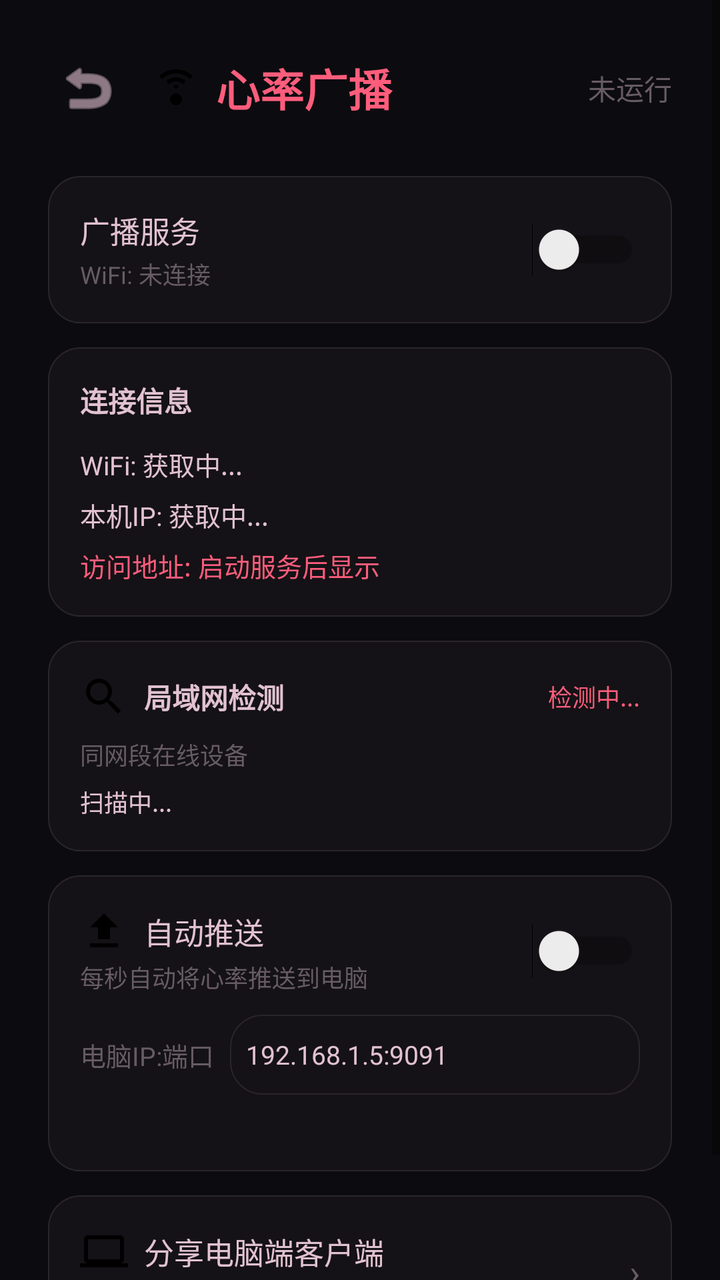
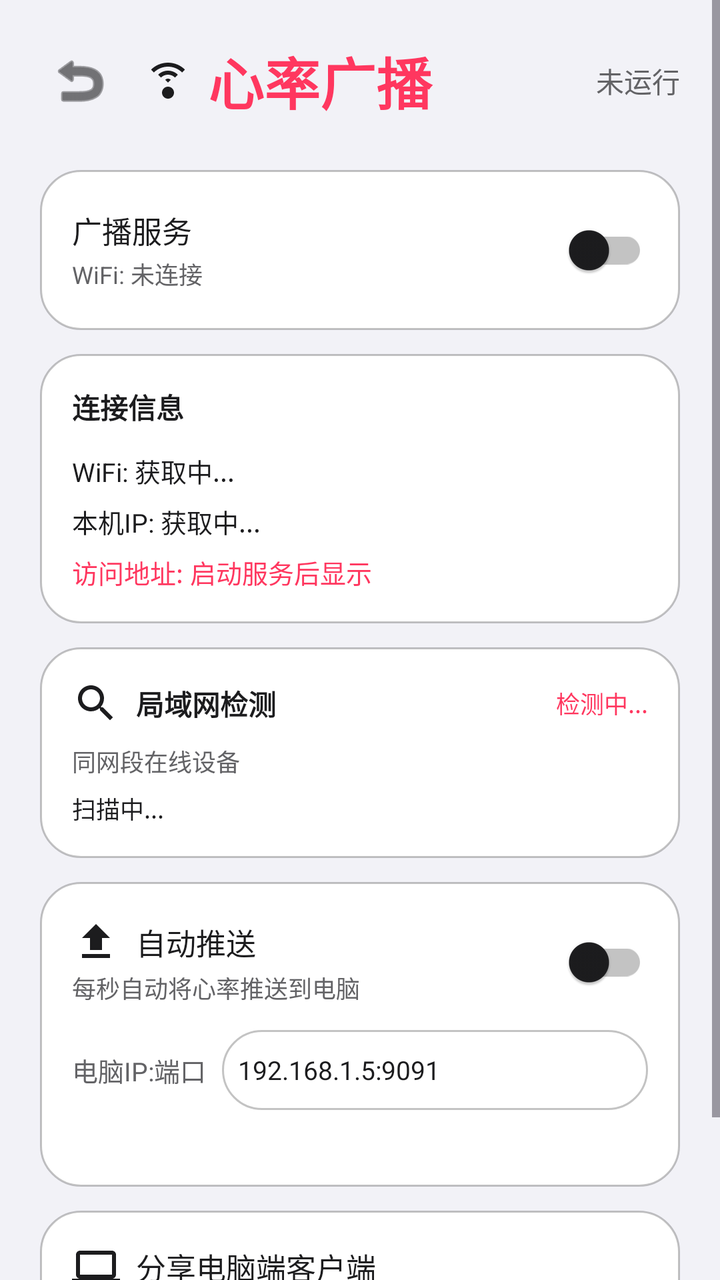

Before-and-after screenshots of an Android layout around one commit, followed by the original layout XML and the change that was made.
<!-- AndroidManifest.xml: activity theme AppTheme -->
<!-- res/layout/activity_broadcast.xml -->
<?xml version="1.0" encoding="utf-8"?>
<ScrollView xmlns:android="http://schemas.android.com/apk/res/android"
    android:layout_width="match_parent"
    android:layout_height="match_parent"
    android:background="#0c0c10">
    <LinearLayout
        android:layout_width="match_parent"
        android:layout_height="wrap_content"
        android:orientation="vertical"
        android:padding="24dp">

        <LinearLayout
            android:layout_width="match_parent"
            android:layout_height="wrap_content"
            android:gravity="center_vertical"
            android:layout_marginBottom="24dp">
            <ImageButton
                android:id="@+id/btnBack"
                android:layout_width="40dp"
                android:layout_height="40dp"
                android:src="@android:drawable/ic_menu_revert"
                android:background="@android:color/transparent"
                android:tint="#e2c2cf"
                android:layout_marginEnd="12dp"/>
            <TextView
                android:layout_width="0dp"
                android:layout_height="wrap_content"
                android:layout_weight="1"
                android:drawableStart="@drawable/ic_icon_broadcast"
                android:drawablePadding="8dp"
                android:gravity="center_vertical"
                android:text="@string/txt_auto_001"
                android:textColor="#ff5d7c"
                android:textSize="22sp"
                android:textStyle="bold"/>
            <TextView
                android:id="@+id/tvServerStatus"
                android:layout_width="wrap_content"
                android:layout_height="wrap_content"
                android:text="@string/txt_auto_002"
                android:textColor="#675c62"
                android:textSize="14sp"/>
        </LinearLayout>

        
        <LinearLayout
            android:layout_width="match_parent"
            android:layout_height="wrap_content"
            android:background="@drawable/glass_card"
            android:padding="16dp"
            android:layout_marginBottom="12dp"
            android:gravity="center_vertical">
            <LinearLayout
                android:layout_width="0dp"
                android:layout_height="wrap_content"
                android:layout_weight="1"
                android:orientation="vertical">
                <TextView
                    android:layout_width="wrap_content"
                    android:layout_height="wrap_content"
                    android:text="@string/txt_auto_003"
                    android:textColor="#e2c2cf"
                    android:textSize="15sp"/>
                <TextView
                    android:id="@+id/tvNetworkInfo"
                    android:layout_width="wrap_content"
                    android:layout_height="wrap_content"
                    android:text="@string/txt_auto_004"
                    android:textColor="#675c62"
                    android:textSize="12sp"
                    android:layout_marginTop="2dp"/>
            </LinearLayout>
            <Switch
                android:id="@+id/swServer"
                android:layout_width="wrap_content"
                android:layout_height="wrap_content"/>
        </LinearLayout>

        
        <LinearLayout
            android:layout_width="match_parent"
            android:layout_height="wrap_content"
            android:background="@drawable/glass_card"
            android:padding="16dp"
            android:layout_marginBottom="12dp"
            android:orientation="vertical">
            <TextView
                android:layout_width="wrap_content"
                android:layout_height="wrap_content"
                android:text="@string/txt_auto_005"
                android:textColor="#e2c2cf"
                android:textSize="14sp"
                android:textStyle="bold"
                android:layout_marginBottom="12dp"/>
            <TextView
                android:id="@+id/tvWifiName"
                android:layout_width="wrap_content"
                android:layout_height="wrap_content"
                android:text="@string/txt_auto_006"
                android:textColor="#e2c2cf"
                android:textSize="13sp"
                android:layout_marginBottom="6dp"/>
            <TextView
                android:id="@+id/tvLocalIP"
                android:layout_width="wrap_content"
                android:layout_height="wrap_content"
                android:text="@string/txt_auto_007"
                android:textColor="#e2c2cf"
                android:textSize="13sp"
                android:layout_marginBottom="6dp"/>
            <TextView
                android:id="@+id/tvAccessURL"
                android:layout_width="wrap_content"
                android:layout_height="wrap_content"
                android:text="@string/txt_auto_008"
                android:textColor="#ff5d7c"
                android:textSize="13sp"/>
        </LinearLayout>

        
        <LinearLayout
            android:layout_width="match_parent"
            android:layout_height="wrap_content"
            android:background="@drawable/glass_card"
            android:padding="16dp"
            android:layout_marginBottom="12dp"
            android:orientation="vertical">
            <LinearLayout
                android:layout_width="match_parent"
                android:layout_height="wrap_content"
                android:gravity="center_vertical"
                android:layout_marginBottom="8dp">
                <TextView
                    android:layout_width="0dp"
                    android:layout_height="wrap_content"
                    android:layout_weight="1"
                    android:drawableStart="@drawable/ic_icon_search"
                android:drawablePadding="8dp"
                android:gravity="center_vertical"
                android:text="@string/txt_auto_009"
                    android:textColor="#e2c2cf"
                    android:textSize="14sp"
                    android:textStyle="bold"/>
                <TextView
                    android:id="@+id/tvLanStatus"
                    android:layout_width="wrap_content"
                    android:layout_height="wrap_content"
                    android:text="@string/txt_auto_010"
                    android:textColor="#ff5d7c"
                    android:textSize="12sp"/>
            </LinearLayout>
            <TextView
                android:layout_width="wrap_content"
                android:layout_height="wrap_content"
                android:text="@string/txt_auto_011"
                android:textColor="#675c62"
                android:textSize="12sp"
                android:layout_marginBottom="6dp"/>
            <TextView
                android:id="@+id/tvDeviceList"
                android:layout_width="wrap_content"
                android:layout_height="wrap_content"
                android:text="@string/txt_auto_012"
                android:textColor="#e2c2cf"
                android:textSize="12sp"/>
        </LinearLayout>

        
        <LinearLayout
            android:layout_width="match_parent"
            android:layout_height="wrap_content"
            android:background="@drawable/glass_card"
            android:padding="16dp"
            android:layout_marginBottom="12dp"
            android:orientation="vertical">
            <LinearLayout
                android:layout_width="match_parent"
                android:layout_height="wrap_content"
                android:gravity="center_vertical">
                <LinearLayout
                    android:layout_width="0dp"
                    android:layout_height="wrap_content"
                    android:layout_weight="1"
                    android:orientation="vertical">
                    <TextView
                        android:layout_width="wrap_content"
                        android:layout_height="wrap_content"
                        android:drawableStart="@drawable/ic_icon_upload"
                android:drawablePadding="8dp"
                android:gravity="center_vertical"
                android:text="@string/txt_auto_013"
                        android:textColor="#e2c2cf"
                        android:textSize="15sp"/>
                    <TextView
                        android:layout_width="wrap_content"
                        android:layout_height="wrap_content"
                        android:text="@string/txt_auto_014"
                        android:textColor="#675c62"
                        android:textSize="12sp"
                        android:layout_marginTop="2dp"/>
                </LinearLayout>
                <Switch
                    android:id="@+id/swAutoPush"
                    android:layout_width="wrap_content"
                    android:layout_height="wrap_content"/>
            </LinearLayout>
            <LinearLayout
                android:layout_width="match_parent"
                android:layout_height="wrap_content"
                android:orientation="horizontal"
                android:layout_marginTop="10dp"
                android:gravity="center_vertical">
                <TextView
                    android:layout_width="wrap_content"
                    android:layout_height="wrap_content"
                    android:text="@string/txt_auto_015"
                    android:textColor="#675c62"
                    android:textSize="13sp"
                    android:layout_marginEnd="8dp"/>
                <EditText
                    android:id="@+id/etPushTarget"
                    android:layout_width="0dp"
                    android:layout_height="40dp"
                    android:layout_weight="1"
                    android:hint="192.168.1.5:9091"
                    android:text="@string/txt_auto_016"
                    android:textColor="#e2c2cf"
                    android:textColorHint="#3a3438"
                    android:textSize="13sp"
                    android:background="@drawable/glass_card"
                    android:padding="8dp"
                    android:gravity="center_vertical"
                    android:inputType="text|phone"/>
            </LinearLayout>
            <TextView
                android:id="@+id/tvPushStatus"
                android:layout_width="wrap_content"
                android:layout_height="wrap_content"
                android:text=""
                android:textColor="#4CAF50"
                android:textSize="12sp"
                android:layout_marginTop="6dp"/>
        </LinearLayout>

        
        <LinearLayout
            android:id="@+id/btnSharePython"
            android:layout_width="match_parent"
            android:layout_height="wrap_content"
            android:background="@drawable/glass_card"
            android:padding="16dp"
            android:layout_marginBottom="12dp"
            android:gravity="center_vertical"
            android:clickable="true"
            android:focusable="true">
            <LinearLayout
                android:layout_width="0dp"
                android:layout_height="wrap_content"
                android:layout_weight="1"
                android:orientation="vertical">
                <TextView
                    android:layout_width="wrap_content"
                    android:layout_height="wrap_content"
                    android:drawableStart="@drawable/ic_icon_computer"
                android:drawablePadding="8dp"
                android:gravity="center_vertical"
                android:text="@string/txt_auto_017"
                    android:textColor="#e2c2cf"
                    android:textSize="15sp"/>
                <TextView
                    android:layout_width="wrap_content"
                    android:layout_height="wrap_content"
                    android:text="@string/txt_auto_018"
                    android:textColor="#675c62"
                    android:textSize="12sp"
                    android:layout_marginTop="2dp"/>
            </LinearLayout>
            <TextView
                android:layout_width="wrap_content"
                android:layout_height="wrap_content"
                android:text="@string/txt_auto_019"
                android:textColor="#675c62"
                android:textSize="18sp"/>
        </LinearLayout>

    </LinearLayout>
</ScrollView>
<!-- resources referenced by this layout -->
<resources>
  <!-- drawable glass_card (drawable) -->
  <?xml version="1.0" encoding="utf-8"?>
  <shape xmlns:android="http://schemas.android.com/apk/res/android">
      <solid android:color="#141216"/>
      <corners android:radius="16dp"/>
      <stroke android:width="0.5dp" android:color="#2a252a"/>
  </shape>
  <!-- drawable ic_icon_computer (drawable) -->
  <?xml version="1.0" encoding="utf-8"?>
  <vector xmlns:android="http://schemas.android.com/apk/res/android"
      android:width="24dp"
      android:height="24dp"
      android:autoMirrored="false"
      android:viewportWidth="24"
      android:viewportHeight="24"
      android:tint="?attr/colorOnSurface">
      <path
          android:fillColor="#FF000000"
          android:pathData="M20,18 C21.1,18 21.99,17.1 21.99,16 L22,6 C22,4.9 21.1,4 20,4 L4,4 C2.9,4 2,4.9 2,6 L2,16 C2,17.1 2.9,18 4,18 L0,18 L0,20 L24,20 L24,18 Z M4,6 L20,6 L20,16 L4,16 Z" />
  </vector>
  <!-- drawable ic_icon_upload (drawable) -->
  <?xml version="1.0" encoding="utf-8"?>
  <vector xmlns:android="http://schemas.android.com/apk/res/android"
      android:width="24dp"
      android:height="24dp"
      android:autoMirrored="false"
      android:viewportWidth="24"
      android:viewportHeight="24"
      android:tint="?attr/colorOnSurface">
      <path
          android:fillColor="#FF000000"
          android:pathData="M9,16 L15,16 L15,10 L19,10 L12,3 L5,10 L9,10 Z M5,18 L5,20 L19,20 L19,18 Z" />
  </vector>
  <string name="txt_auto_001">心率广播</string>
  <string name="txt_auto_002">未运行</string>
  <string name="txt_auto_003">广播服务</string>
  <string name="txt_auto_004">WiFi: 未连接</string>
  <string name="txt_auto_005">连接信息</string>
  <string name="txt_auto_006">WiFi: 获取中...</string>
  <string name="txt_auto_007">本机IP: 获取中...</string>
  <string name="txt_auto_008">访问地址: 启动服务后显示</string>
  <string name="txt_auto_009">局域网检测</string>
  <string name="txt_auto_010">检测中...</string>
  <string name="txt_auto_011">同网段在线设备</string>
  <string name="txt_auto_012">扫描中...</string>
  <string name="txt_auto_013">自动推送</string>
  <string name="txt_auto_014">每秒自动将心率推送到电脑</string>
  <string name="txt_auto_015">电脑IP:端口</string>
  <string name="txt_auto_016">192.168.1.5:9091</string>
  <string name="txt_auto_017">分享电脑端客户端</string>
  <string name="txt_auto_018">选择 exe（双击即用）或 Python 脚本</string>
  <string name="txt_auto_019">›</string>
  <style name="AppTheme" parent="Theme.MaterialComponents.DayNight.NoActionBar">
          <item name="android:windowBackground">@color/splash_bg</item>
          <item name="android:statusBarColor">@android:color/transparent</item>
          <item name="android:navigationBarColor">@android:color/transparent</item>
      </style>
  <color name="splash_bg">#0c0c10</color>
  <!-- unchanged entries left out for length: 2 -->
</resources>

<!-- the commit's change to res/layout/activity_broadcast.xml (unified diff, before → after) -->
@@ -2,12 +2,15 @@
 <ScrollView xmlns:android="http://schemas.android.com/apk/res/android"
     android:layout_width="match_parent"
     android:layout_height="match_parent"
-    android:background="#0c0c10">
+    android:background="@color/bg">
     <LinearLayout
         android:layout_width="match_parent"
         android:layout_height="wrap_content"
         android:orientation="vertical"
-        android:padding="24dp">
+        android:paddingStart="20dp"
+        android:paddingEnd="20dp"
+        android:paddingTop="20dp"
+        android:paddingBottom="40dp">
 
         <LinearLayout
             android:layout_width="match_parent"
@@ -20,7 +23,7 @@
                 android:layout_height="40dp"
                 android:src="@android:drawable/ic_menu_revert"
                 android:background="@android:color/transparent"
-                android:tint="#e2c2cf"
+                android:tint="@color/label"
                 android:layout_marginEnd="12dp"/>
             <TextView
                 android:layout_width="0dp"
@@ -30,15 +33,15 @@
                 android:drawablePadding="8dp"
                 android:gravity="center_vertical"
                 android:text="@string/txt_auto_001"
-                android:textColor="#ff5d7c"
-                android:textSize="22sp"
+                android:textColor="@color/accent"
+                android:textSize="28sp"
                 android:textStyle="bold"/>
             <TextView
                 android:id="@+id/tvServerStatus"
                 android:layout_width="wrap_content"
                 android:layout_height="wrap_content"
                 android:text="@string/txt_auto_002"
-                android:textColor="#675c62"
+                android:textColor="@color/label_secondary"
                 android:textSize="14sp"/>
         </LinearLayout>
 
@@ -59,19 +62,20 @@
                     android:layout_width="wrap_content"
                     android:layout_height="wrap_content"
                     android:text="@string/txt_auto_003"
-                    android:textColor="#e2c2cf"
+                    android:textColor="@color/label"
                     android:textSize="15sp"/>
                 <TextView
                     android:id="@+id/tvNetworkInfo"
                     android:layout_width="wrap_content"
                     android:layout_height="wrap_content"
                     android:text="@string/txt_auto_004"
-                    android:textColor="#675c62"
+                    android:textColor="@color/label_secondary"
                     android:textSize="12sp"
                     android:layout_marginTop="2dp"/>
             </LinearLayout>
-            <Switch
+            <androidx.appcompat.widget.SwitchCompat
                 android:id="@+id/swServer"
+                style="@style/App.Switch"
                 android:layout_width="wrap_content"
                 android:layout_height="wrap_content"/>
         </LinearLayout>
@@ -88,7 +92,7 @@
                 android:layout_width="wrap_content"
                 android:layout_height="wrap_content"
                 android:text="@string/txt_auto_005"
-                android:textColor="#e2c2cf"
+                android:textColor="@color/label"
                 android:textSize="14sp"
                 android:textStyle="bold"
                 android:layout_marginBottom="12dp"/>
@@ -97,7 +101,7 @@
                 android:layout_width="wrap_content"
                 android:layout_height="wrap_content"
                 android:text="@string/txt_auto_006"
-                android:textColor="#e2c2cf"
+                android:textColor="@color/label"
                 android:textSize="13sp"
                 android:layout_marginBottom="6dp"/>
             <TextView
@@ -105,7 +109,7 @@
                 android:layout_width="wrap_content"
                 android:layout_height="wrap_content"
                 android:text="@string/txt_auto_007"
-                android:textColor="#e2c2cf"
+                android:textColor="@color/label"
                 android:textSize="13sp"
                 android:layout_marginBottom="6dp"/>
             <TextView
@@ -113,7 +117,7 @@
                 android:layout_width="wrap_content"
                 android:layout_height="wrap_content"
                 android:text="@string/txt_auto_008"
-                android:textColor="#ff5d7c"
+                android:textColor="@color/accent"
                 android:textSize="13sp"/>
         </LinearLayout>
 
@@ -138,7 +142,7 @@
                 android:drawablePadding="8dp"
                 android:gravity="center_vertical"
                 android:text="@string/txt_auto_009"
-                    android:textColor="#e2c2cf"
+                    android:textColor="@color/label"
                     android:textSize="14sp"
                     android:textStyle="bold"/>
                 <TextView
@@ -146,14 +150,14 @@
                     android:layout_width="wrap_content"
                     android:layout_height="wrap_content"
                     android:text="@string/txt_auto_010"
-                    android:textColor="#ff5d7c"
+                    android:textColor="@color/accent"
                     android:textSize="12sp"/>
             </LinearLayout>
             <TextView
                 android:layout_width="wrap_content"
                 android:layout_height="wrap_content"
                 android:text="@string/txt_auto_011"
-                android:textColor="#675c62"
+                android:textColor="@color/label_secondary"
                 android:textSize="12sp"
                 android:layout_marginBottom="6dp"/>
             <TextView
@@ -161,7 +165,7 @@
                 android:layout_width="wrap_content"
                 android:layout_height="wrap_content"
                 android:text="@string/txt_auto_012"
-                android:textColor="#e2c2cf"
+                android:textColor="@color/label"
                 android:textSize="12sp"/>
         </LinearLayout>
 
@@ -189,18 +193,19 @@
                 android:drawablePadding="8dp"
                 android:gravity="center_vertical"
                 android:text="@string/txt_auto_013"
-                        android:textColor="#e2c2cf"
+                        android:textColor="@color/label"
                         android:textSize="15sp"/>
                     <TextView
                         android:layout_width="wrap_content"
                         android:layout_height="wrap_content"
                         android:text="@string/txt_auto_014"
-                        android:textColor="#675c62"
+                        android:textColor="@color/label_secondary"
                         android:textSize="12sp"
                         android:layout_marginTop="2dp"/>
                 </LinearLayout>
-                <Switch
+                <androidx.appcompat.widget.SwitchCompat
                     android:id="@+id/swAutoPush"
+                style="@style/App.Switch"
                     android:layout_width="wrap_content"
                     android:layout_height="wrap_content"/>
             </LinearLayout>
@@ -214,7 +219,7 @@
                     android:layout_width="wrap_content"
                     android:layout_height="wrap_content"
                     android:text="@string/txt_auto_015"
-                    android:textColor="#675c62"
+                    android:textColor="@color/label_secondary"
                     android:textSize="13sp"
                     android:layout_marginEnd="8dp"/>
                 <EditText
@@ -224,8 +229,8 @@
                     android:layout_weight="1"
                     android:hint="192.168.1.5:9091"
                     android:text="@string/txt_auto_016"
-                    android:textColor="#e2c2cf"
-                    android:textColorHint="#3a3438"
+                    android:textColor="@color/label"
+                    android:textColorHint="@color/label_tertiary"
                     android:textSize="13sp"
                     android:background="@drawable/glass_card"
                     android:padding="8dp"
@@ -237,7 +242,7 @@
                 android:layout_width="wrap_content"
                 android:layout_height="wrap_content"
                 android:text=""
-                android:textColor="#4CAF50"
+                android:textColor="@color/success"
                 android:textSize="12sp"
                 android:layout_marginTop="6dp"/>
         </LinearLayout>
@@ -265,13 +270,13 @@
                 android:drawablePadding="8dp"
                 android:gravity="center_vertical"
                 android:text="@string/txt_auto_017"
-                    android:textColor="#e2c2cf"
+                    android:textColor="@color/label"
                     android:textSize="15sp"/>
                 <TextView
                     android:layout_width="wrap_content"
                     android:layout_height="wrap_content"
                     android:text="@string/txt_auto_018"
-                    android:textColor="#675c62"
+                    android:textColor="@color/label_secondary"
                     android:textSize="12sp"
                     android:layout_marginTop="2dp"/>
             </LinearLayout>
@@ -279,7 +284,7 @@
                 android:layout_width="wrap_content"
                 android:layout_height="wrap_content"
                 android:text="@string/txt_auto_019"
-                android:textColor="#675c62"
+                android:textColor="@color/label_secondary"
                 android:textSize="18sp"/>
         </LinearLayout>
 
<!-- resource entries referenced after the edit -->
@@ -1,11 +1,17 @@
 <!-- resources referenced by this layout -->
 <resources>
+  <color name="accent">#FF375F</color>
+  <color name="bg">#F2F2F7</color>
+  <color name="label">#1C1C1E</color>
+  <color name="label_secondary">#636366</color>
+  <color name="label_tertiary">#8E8E93</color>
+  <color name="success">#30D158</color>
   <!-- drawable glass_card (drawable) -->
   <?xml version="1.0" encoding="utf-8"?>
   <shape xmlns:android="http://schemas.android.com/apk/res/android">
-      <solid android:color="#141216"/>
-      <corners android:radius="16dp"/>
-      <stroke android:width="0.5dp" android:color="#2a252a"/>
+      <solid android:color="@color/card"/>
+      <corners android:radius="20dp"/>
+      <stroke android:width="1dp" android:color="@color/separator"/>
   </shape>
   <!-- drawable ic_icon_computer (drawable) -->
   <?xml version="1.0" encoding="utf-8"?>
@@ -52,12 +58,27 @@
   <string name="txt_auto_017">分享电脑端客户端</string>
   <string name="txt_auto_018">选择 exe（双击即用）或 Python 脚本</string>
   <string name="txt_auto_019">›</string>
-  <style name="AppTheme" parent="Theme.MaterialComponents.DayNight.NoActionBar">
-          <item name="android:windowBackground">@color/splash_bg</item>
+  <style name="App.Switch" parent="Widget.AppCompat.CompoundButton.Switch">
+          <item name="android:trackTint">@color/switch_track</item>
+          <item name="android:thumbTint">@color/switch_thumb</item>
+      </style>
+  <style name="AppTheme" parent="Theme.Material3.DayNight.NoActionBar">
+          <item name="colorPrimary">@color/accent</item>
+          <item name="colorOnPrimary">@color/on_accent</item>
+          <item name="colorSurface">@color/card</item>
+          <item name="colorOnSurface">@color/label</item>
+          <item name="colorOnSurfaceVariant">@color/label_secondary</item>
+          <item name="colorOutline">@color/separator</item>
+          <item name="android:windowBackground">@color/bg</item>
           <item name="android:statusBarColor">@android:color/transparent</item>
           <item name="android:navigationBarColor">@android:color/transparent</item>
+          <item name="android:windowLightStatusBar">true</item>
+          <item name="android:windowLightNavigationBar">true</item>
+          <item name="android:fontFamily">sans-serif</item>
       </style>
-  <color name="splash_bg">#0c0c10</color>
+  <color name="card">#FFFFFF</color>
+  <color name="separator">#3C000000</color>
+  <color name="on_accent">#FFFFFF</color>
   <!-- unchanged entries left out for length: 2 -->
 </resources>
 
